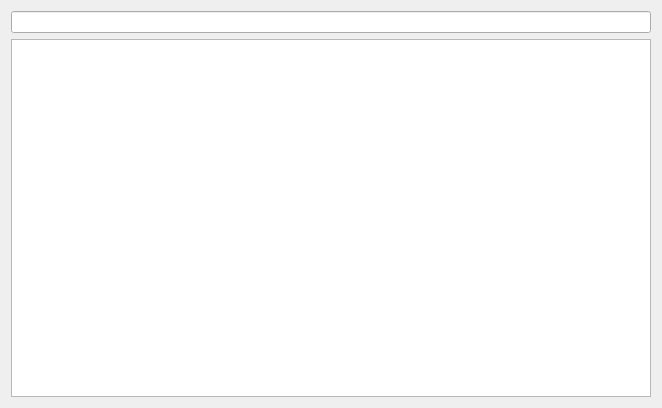
Qt form src/plugins/lackman/lackman.ui (0xd34df00d/leechcraft) before a commit.
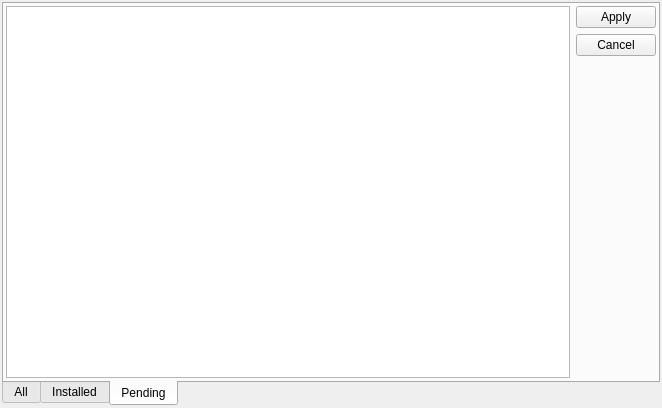
The same form after that commit. The open tabs and pages were chosen to show the change.

Commit message: LackMan: pending model & stuff.

```diff
--- a/src/plugins/lackman/lackman.ui
+++ b/src/plugins/lackman/lackman.ui
@@ -13,9 +13,28 @@
   <property name="windowTitle">
    <string/>
   </property>
-  <layout class="QVBoxLayout" name="verticalLayout_2">
-   <item>
     <layout class="QVBoxLayout" name="verticalLayout">
+   <property name="margin">
+    <number>2</number>
+   </property>
+   <item>
+    <widget class="QTabWidget" name="tabWidget">
+     <property name="tabPosition">
+      <enum>QTabWidget::South</enum>
+     </property>
+     <property name="currentIndex">
+      <number>0</number>
+     </property>
+     <widget class="QWidget" name="tab">
+      <attribute name="title">
+       <string>All</string>
+      </attribute>
+      <layout class="QVBoxLayout" name="verticalLayout_3">
+       <property name="margin">
+        <number>2</number>
+       </property>
+       <item>
+        <layout class="QVBoxLayout" name="verticalLayout_2">
      <item>
       <widget class="QLineEdit" name="SearchLine_"/>
      </item>
@@ -33,6 +52,59 @@
       </widget>
      </item>
     </layout>
+       </item>
+      </layout>
+     </widget>
+     <widget class="QWidget" name="tab_2">
+      <attribute name="title">
+       <string>Installed</string>
+      </attribute>
+     </widget>
+     <widget class="QWidget" name="tab_3">
+      <attribute name="title">
+       <string>Pending</string>
+      </attribute>
+      <layout class="QHBoxLayout" name="horizontalLayout">
+       <property name="margin">
+        <number>2</number>
+       </property>
+       <item>
+        <widget class="QTreeView" name="PendingTree_"/>
+       </item>
+       <item>
+        <layout class="QVBoxLayout" name="verticalLayout_4">
+         <item>
+          <widget class="QPushButton" name="Apply_">
+           <property name="text">
+            <string>Apply</string>
+           </property>
+          </widget>
+         </item>
+         <item>
+          <widget class="QPushButton" name="Cancel_">
+           <property name="text">
+            <string>Cancel</string>
+           </property>
+          </widget>
+         </item>
+         <item>
+          <spacer name="verticalSpacer">
+           <property name="orientation">
+            <enum>Qt::Vertical</enum>
+           </property>
+           <property name="sizeHint" stdset="0">
+            <size>
+             <width>20</width>
+             <height>40</height>
+            </size>
+           </property>
+          </spacer>
+         </item>
+        </layout>
+       </item>
+      </layout>
+     </widget>
+    </widget>
    </item>
   </layout>
  </widget>
```
Lines whose indentation alone changed are shown as unchanged. The commit also changes 9 other files.
